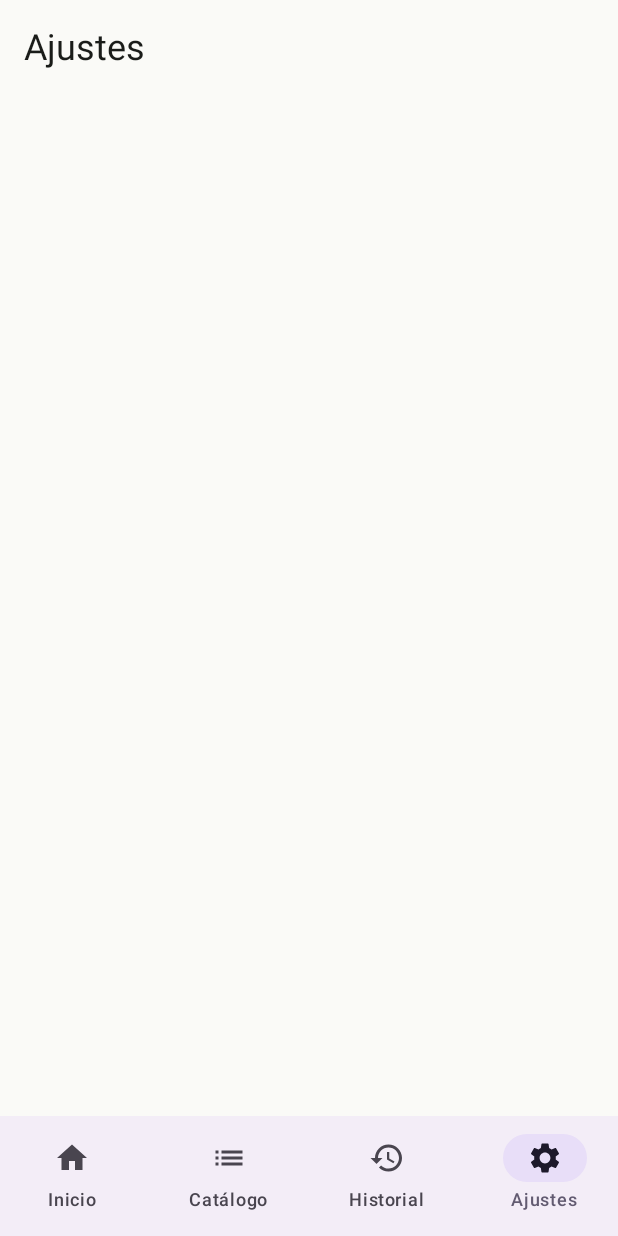
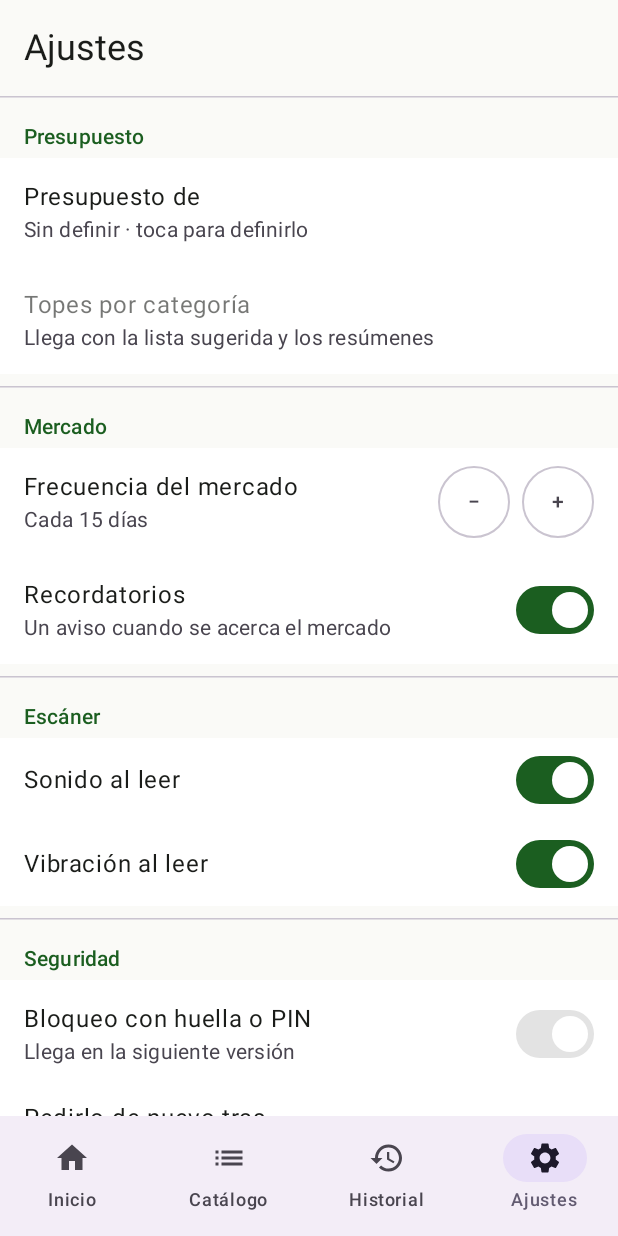
Before and after one commit to dannygetcode/App_Mercado, an Android app built with Jetpack Compose: the SettingsScreen screen opened through its navigation route, on a phone screen of 412 x 824 dp. Run offline under Robolectric (Android 15) with nearby library versions, the phone set to English and light mode, and no system bars; 3 statements that could not run were skipped.

Commit message:
L5-T6: ajustes con todas las secciones, presupuesto, escáner, mercado e importar catálogo JSON
Co-Authored-By: Claude Opus 5.5 <noreply@anthropic.com>

```diff
--- a/app/src/main/kotlin/co/daniel/mercado/ui/nav/MercadoNavHost.kt
+++ b/app/src/main/kotlin/co/daniel/mercado/ui/nav/MercadoNavHost.kt
@@ -2,14 +2,10 @@ package co.daniel.mercado.ui.nav
 
 import androidx.annotation.DrawableRes
 import androidx.annotation.StringRes
-import androidx.compose.foundation.layout.Box
 import androidx.compose.foundation.layout.WindowInsets
 import androidx.compose.foundation.layout.consumeWindowInsets
-import androidx.compose.foundation.layout.fillMaxSize
 import androidx.compose.foundation.layout.padding
-import androidx.compose.foundation.layout.statusBarsPadding
 import androidx.compose.material3.Icon
-import androidx.compose.material3.MaterialTheme
 import androidx.compose.material3.NavigationBar
 import androidx.compose.material3.NavigationBarItem
 import androidx.compose.material3.Scaffold
@@ -55,6 +51,8 @@ import co.daniel.mercado.ui.history.TripDetailViewModel
 import co.daniel.mercado.ui.home.HomeEffect
 import co.daniel.mercado.ui.home.HomeScreen
 import co.daniel.mercado.ui.home.HomeViewModel
+import co.daniel.mercado.ui.settings.SettingsScreen
+import co.daniel.mercado.ui.settings.SettingsViewModel
 import co.daniel.mercado.ui.trip.TripScreen
 import co.daniel.mercado.ui.trip.TripViewModel
 import kotlin.reflect.KClass
@@ -194,7 +192,11 @@ fun MercadoNavHost(
                 val detailState by detail.state.collectAsStateWithLifecycle()
                 TripDetailScreen(state = detailState, onEvent = detail::onEvent, onBack = { navController.popBackStack() })
             }
-            composable<SettingsRoute> { PendingScreen(R.string.nav_settings) }
+            composable<SettingsRoute> {
+                val settings: SettingsViewModel = viewModel(factory = SettingsViewModel.Factory)
+                val settingsState by settings.state.collectAsStateWithLifecycle()
+                SettingsScreen(state = settingsState, onEvent = settings::onEvent)
+            }
             composable<TripRoute> {
                 val trip: TripViewModel = viewModel(factory = TripViewModel.Factory)
                 TripScreen(
@@ -239,10 +241,3 @@ fun NavHostController.backToHome() {
         navigate(HomeRoute) { popUpTo(graph.id) { inclusive = true } }
     }
 }
-
-@Composable
-private fun PendingScreen(@StringRes title: Int) {
-    Box(Modifier.fillMaxSize().statusBarsPadding().padding(16.dp)) {
-        Text(stringResource(title), style = MaterialTheme.typography.headlineSmall)
-    }
-}
--- /dev/null
+++ b/app/src/main/kotlin/co/daniel/mercado/ui/settings/SettingsScreen.kt
@@ -0,0 +1,263 @@
+package co.daniel.mercado.ui.settings
+
+import androidx.activity.compose.rememberLauncherForActivityResult
+import androidx.activity.result.contract.ActivityResultContracts
+import androidx.compose.foundation.clickable
+import androidx.compose.foundation.layout.Arrangement
+import androidx.compose.foundation.layout.Column
+import androidx.compose.foundation.layout.PaddingValues
+import androidx.compose.foundation.layout.Row
+import androidx.compose.foundation.layout.fillMaxSize
+import androidx.compose.foundation.layout.fillMaxWidth
+import androidx.compose.foundation.layout.padding
+import androidx.compose.foundation.layout.size
+import androidx.compose.foundation.layout.statusBarsPadding
+import androidx.compose.foundation.rememberScrollState
+import androidx.compose.foundation.selection.toggleable
+import androidx.compose.foundation.verticalScroll
+import androidx.compose.material3.CircularProgressIndicator
+import androidx.compose.material3.FilterChip
+import androidx.compose.material3.HorizontalDivider
+import androidx.compose.material3.ListItem
+import androidx.compose.material3.MaterialTheme
+import androidx.compose.material3.OutlinedButton
+import androidx.compose.material3.Surface
+import androidx.compose.material3.Switch
+import androidx.compose.material3.Text
+import androidx.compose.material3.TextButton
+import androidx.compose.runtime.Composable
+import androidx.compose.ui.Alignment
+import androidx.compose.ui.Modifier
+import androidx.compose.ui.platform.LocalContext
+import androidx.compose.ui.res.pluralStringResource
+import androidx.compose.ui.res.stringResource
+import androidx.compose.ui.semantics.LiveRegionMode
+import androidx.compose.ui.semantics.Role
+import androidx.compose.ui.semantics.contentDescription
+import androidx.compose.ui.semantics.heading
+import androidx.compose.ui.semantics.liveRegion
+import androidx.compose.ui.semantics.semantics
+import androidx.compose.ui.tooling.preview.Preview
+import androidx.compose.ui.unit.dp
+import co.daniel.mercado.BuildConfig
+import co.daniel.mercado.R
+import co.daniel.mercado.data.seed.SeedError
+import co.daniel.mercado.data.settings.SettingsStore
+import co.daniel.mercado.domain.model.MonthStatus
+import co.daniel.mercado.domain.model.Pesos
+import co.daniel.mercado.domain.model.TrafficLight
+import co.daniel.mercado.domain.rules.MoneyFormat
+import co.daniel.mercado.ui.components.Dates
+import co.daniel.mercado.ui.components.KeypadBottomSheet
+import co.daniel.mercado.ui.components.ScreenTitle
+import co.daniel.mercado.ui.theme.MercadoTheme
+import java.time.YearMonth
+
+/** Ajustes (04-ux): Presupuesto, Mercado, Escáner, Seguridad, Datos y Acerca de. */
+@Composable
+fun SettingsScreen(state: SettingsUiState, onEvent: (SettingsEvent) -> Unit, modifier: Modifier = Modifier) {
+    val context = LocalContext.current
+    val pickCatalog = rememberLauncherForActivityResult(ActivityResultContracts.OpenDocument()) { uri ->
+        if (uri != null) onEvent(SettingsEvent.ImportCatalog { context.contentResolver.openInputStream(uri) })
+    }
+    val s = state.settings
+    Surface(modifier = modifier.fillMaxSize(), color = MaterialTheme.colorScheme.background) {
+        Column(Modifier.statusBarsPadding().verticalScroll(rememberScrollState()).padding(bottom = 24.dp)) {
+            ScreenTitle(stringResource(R.string.nav_settings))
+
+            Section(R.string.settings_budget)
+            val month = state.month
+            ListItem(
+                modifier = Modifier.clickable(onClick = { onEvent(SettingsEvent.EditBudget) }),
+                headlineContent = {
+                    Text(stringResource(R.string.settings_budget_month, month?.let { Dates.monthName(it.yearMonth) }.orEmpty()))
+                },
+                supportingContent = {
+                    val budget = month?.budget
+                    Text(
+                        when {
+                            budget == null -> stringResource(R.string.settings_budget_none)
+                            month.inherited -> stringResource(R.string.settings_budget_inherited, MoneyFormat.format(budget))
+                            else -> MoneyFormat.format(budget)
+                        },
+                    )
+                },
+            )
+            DisabledRow(R.string.settings_category_caps, R.string.settings_coming_l7)
+
+            Section(R.string.settings_market)
+            FrequencyRow(s.shoppingFrequencyDays, onChange = { onEvent(SettingsEvent.FrequencyDays(it)) })
+            SwitchRow(R.string.settings_reminders, R.string.settings_reminders_hint, s.remindersEnabled) {
+                onEvent(SettingsEvent.Reminders(it))
+            }
+
+            Section(R.string.settings_scanner)
+            SwitchRow(R.string.settings_scan_sound, null, s.scanSound) { onEvent(SettingsEvent.ScanSound(it)) }
+            SwitchRow(R.string.settings_scan_vibration, null, s.scanVibration) { onEvent(SettingsEvent.ScanVibration(it)) }
+
+            Section(R.string.settings_security)
+            SwitchRow(R.string.settings_lock, R.string.settings_coming_l6, s.lockEnabled, enabled = false) {}
+            ListItem(
+                headlineContent = { Text(stringResource(R.string.settings_grace)) },
+                supportingContent = {
+                    Row(horizontalArrangement = Arrangement.spacedBy(8.dp)) {
+                        SettingsStore.GRACE_OPTIONS.sorted().forEach { minutes ->
+                            FilterChip(
+                                selected = s.lockGraceMinutes == minutes,
+                                onClick = {},
+                                enabled = false,
+                                label = { Text(stringResource(R.string.settings_grace_minutes, minutes)) },
+                            )
+                        }
+                    }
+                },
+            )
+            SwitchRow(R.string.settings_secure_screen, R.string.settings_coming_l6, s.secureScreen, enabled = false) {}
+
+            Section(R.string.settings_data)
+            DisabledRow(R.string.settings_export_backup, R.string.settings_coming_l6)
+            DisabledRow(R.string.settings_restore_backup, R.string.settings_coming_l6)
+            ListItem(
+                headlineContent = { Text(stringResource(R.string.settings_last_backup)) },
+                supportingContent = {
+                    Text(if (s.lastBackupAt > 0) Dates.dayMonthYear(s.lastBackupAt) else stringResource(R.string.settings_never))
+                },
+            )
+            ListItem(
+                modifier = Modifier.clickable(enabled = !state.importing) {
+                    pickCatalog.launch(arrayOf("application/json", "text/plain", "application/octet-stream"))
+                },
+                headlineContent = { Text(stringResource(R.string.settings_import_catalog)) },
+                supportingContent = { Text(stringResource(R.string.settings_import_catalog_hint)) },
+                trailingContent = if (state.importing) {
+                    { CircularProgressIndicator(Modifier.size(24.dp)) }
+                } else {
+                    null
+                },
+            )
+            state.importMessage?.let { ImportResult(it, onDismiss = { onEvent(SettingsEvent.DismissImportMessage) }) }
+
+            Section(R.string.settings_about)
+            ListItem(
+                headlineContent = { Text(stringResource(R.string.app_name)) },
+                supportingContent = { Text(stringResource(R.string.settings_version, BuildConfig.VERSION_NAME)) },
+            )
+            ListItem(headlineContent = { Text(stringResource(R.string.no_internet_note)) })
+        }
+    }
+    if (state.budgetSheet) {
+        KeypadBottomSheet(
+            title = stringResource(R.string.budget_title, state.month?.let { Dates.monthName(it.yearMonth) }.orEmpty()),
+            actionLabel = stringResource(R.string.save),
+            initial = state.month?.budget,
+            hint = stringResource(R.string.budget_hint),
+            onSubmit = { onEvent(SettingsEvent.SaveBudget(it)) },
+            onDismiss = { onEvent(SettingsEvent.DismissSheet) },
+        )
+    }
+}
+
+@Composable
+private fun Section(title: Int) {
+    HorizontalDivider(Modifier.padding(top = 8.dp))
+    Text(
+        text = stringResource(title),
+        style = MaterialTheme.typography.titleSmall,
+        color = MaterialTheme.colorScheme.primary,
+        modifier = Modifier.padding(start = 16.dp, end = 16.dp, top = 16.dp, bottom = 4.dp).semantics { heading() },
+    )
+}
+
+@Composable
+private fun SwitchRow(title: Int, hint: Int?, checked: Boolean, enabled: Boolean = true, onChange: (Boolean) -> Unit) {
+    ListItem(
+        modifier = Modifier.toggleable(value = checked, enabled = enabled, role = Role.Switch, onValueChange = onChange),
+        headlineContent = { Text(stringResource(title)) },
+        supportingContent = hint?.let { { Text(stringResource(it)) } },
+        trailingContent = { Switch(checked = checked, onCheckedChange = null, enabled = enabled) },
+    )
+}
+
+@Composable
+private fun DisabledRow(title: Int, hint: Int) {
+    ListItem(
+        headlineContent = { Text(stringResource(title), color = MaterialTheme.colorScheme.onSurface.copy(alpha = 0.6f)) },
+        supportingContent = { Text(stringResource(hint)) },
+    )
+}
+
+@Composable
+private fun FrequencyRow(days: Int, onChange: (Int) -> Unit) {
+    val label = pluralStringResource(R.plurals.settings_frequency_days, days, days)
+    ListItem(
+        headlineContent = { Text(stringResource(R.string.settings_frequency)) },
+        supportingContent = { Text(label) },
+        trailingContent = {
+            Row(verticalAlignment = Alignment.CenterVertically) {
+                val less = stringResource(R.string.settings_frequency_less)
+                val more = stringResource(R.string.settings_frequency_more)
+                OutlinedButton(
+                    onClick = { onChange(days - 1) },
+                    enabled = days > SettingsStore.FREQUENCY_RANGE.first,
+                    modifier = Modifier.size(48.dp).semantics { contentDescription = less },
+                    contentPadding = PaddingValues(0.dp),
+                ) { Text("−") }
+                OutlinedButton(
+                    onClick = { onChange(days + 1) },
+                    enabled = days < SettingsStore.FREQUENCY_RANGE.last,
+                    modifier = Modifier.padding(start = 8.dp).size(48.dp).semantics { contentDescription = more },
+                    contentPadding = PaddingValues(0.dp),
+                ) { Text("+") }
+            }
+        },
+    )
+}
+
+@Composable
+private fun ImportResult(message: ImportMessage, onDismiss: () -> Unit) {
+    val text = when (message) {
+        is ImportMessage.Imported -> stringResource(R.string.import_ok, message.created, message.updated)
+        ImportMessage.Unreadable -> stringResource(R.string.import_unreadable)
+        is ImportMessage.Invalid -> {
+            val position = (message.index ?: 0) + 1
+            when (message.error) {
+                SeedError.TOO_LARGE -> stringResource(R.string.import_too_large)
+                SeedError.MALFORMED -> stringResource(R.string.import_malformed)
+                SeedError.UNSUPPORTED_VERSION -> stringResource(R.string.import_version)
+                SeedError.TOO_MANY_PRODUCTS -> stringResource(R.string.import_too_many)
+                SeedError.INVALID_NAME -> stringResource(R.string.import_invalid_name, position)
+                SeedError.INVALID_CATEGORY -> stringResource(R.string.import_invalid_category, position)
+                SeedError.INVALID_UNIT -> stringResource(R.string.import_invalid_unit, position)
+                SeedError.INVALID_PRICE -> stringResource(R.string.import_invalid_price, position)
+                SeedError.INVALID_BARCODE -> stringResource(R.string.import_invalid_barcode, position)
+                SeedError.DUPLICATE_BARCODE -> stringResource(R.string.import_duplicate_barcode, position)
+            } + " " + stringResource(R.string.import_nothing_written)
+        }
+    }
+    val isError = message !is ImportMessage.Imported
+    Row(
+        Modifier.fillMaxWidth().padding(horizontal = 16.dp).semantics { liveRegion = LiveRegionMode.Polite },
+        verticalAlignment = Alignment.CenterVertically,
+    ) {
+        Text(
+            text = text,
+            modifier = Modifier.weight(1f),
+            color = if (isError) MaterialTheme.colorScheme.error else MaterialTheme.colorScheme.primary,
+        )
+        TextButton(onClick = onDismiss) { Text(stringResource(R.string.keypad_ok)) }
+    }
+}
+
+@Preview(heightDp = 1600)
+@Composable
+private fun SettingsPreview() {
+    MercadoTheme {
+        SettingsScreen(
+            SettingsUiState(
+                month = MonthStatus(YearMonth.of(2026, 11), Pesos(900_000), Pesos(0), Pesos(900_000), TrafficLight.GREEN, inherited = true),
+                importMessage = ImportMessage.Invalid(SeedError.INVALID_PRICE, 4),
+            ),
+            {},
+        )
+    }
+}
--- /dev/null
+++ b/app/src/main/kotlin/co/daniel/mercado/ui/settings/SettingsViewModel.kt
@@ -0,0 +1,125 @@
+package co.daniel.mercado.ui.settings
+
+import androidx.lifecycle.ViewModel
+import androidx.lifecycle.ViewModelProvider
+import androidx.lifecycle.viewModelScope
+import androidx.lifecycle.viewmodel.initializer
+import androidx.lifecycle.viewmodel.viewModelFactory
+import co.daniel.mercado.MercadoApp
+import co.daniel.mercado.data.seed.SeedError
+import co.daniel.mercado.data.seed.SeedResult
+import co.daniel.mercado.data.settings.Settings
+import co.daniel.mercado.data.settings.SettingsStore
+import co.daniel.mercado.di.DataGraph
+import co.daniel.mercado.domain.model.MonthStatus
+import co.daniel.mercado.domain.model.Pesos
+import kotlinx.coroutines.CoroutineDispatcher
+import kotlinx.coroutines.Dispatchers
+import kotlinx.coroutines.flow.MutableStateFlow
+import kotlinx.coroutines.flow.StateFlow
+import kotlinx.coroutines.flow.asStateFlow
+import kotlinx.coroutines.flow.update
+import kotlinx.coroutines.launch
+import kotlinx.coroutines.withContext
+import java.io.IOException
+import java.io.InputStream
+
+sealed interface ImportMessage {
+    data class Imported(val created: Int, val updated: Int) : ImportMessage
+
+    /** [index] desde 0, como lo da el importador. */
+    data class Invalid(val error: SeedError, val index: Int?) : ImportMessage
+    data object Unreadable : ImportMessage
+}
+
+data class SettingsUiState(
+    val settings: Settings = Settings(),
+    val month: MonthStatus? = null,
+    val budgetSheet: Boolean = false,
+    val importing: Boolean = false,
+    val importMessage: ImportMessage? = null,
+)
+
+sealed interface SettingsEvent {
+    data object EditBudget : SettingsEvent
+    data class SaveBudget(val amount: Pesos) : SettingsEvent
+    data object DismissSheet : SettingsEvent
+    data class ScanSound(val on: Boolean) : SettingsEvent
+    data class ScanVibration(val on: Boolean) : SettingsEvent
+    data class FrequencyDays(val days: Int) : SettingsEvent
+    data class Reminders(val on: Boolean) : SettingsEvent
+
+    /** [open] abre el archivo elegido; nulo si el sistema no lo entrega. */
+    data class ImportCatalog(val open: () -> InputStream?) : SettingsEvent
+    data object DismissImportMessage : SettingsEvent
+}
+
+/**
+ * Ajustes (04-ux). Presupuesto, mercado, escáner e importar catálogo funcionan; seguridad y
+ * respaldo se muestran y se conectan en L6.
+ */
+class SettingsViewModel(
+    private val graph: suspend () -> DataGraph,
+    private val store: SettingsStore,
+    private val io: CoroutineDispatcher = Dispatchers.IO,
+) : ViewModel() {
+
+    private val _state = MutableStateFlow(SettingsUiState())
+    val state: StateFlow<SettingsUiState> = _state.asStateFlow()
+
+    init {
+        viewModelScope.launch { store.settings.collect { s -> _state.update { it.copy(settings = s) } } }
+        viewModelScope.launch { graph().observeMonthStatus().collect { m -> _state.update { it.copy(month = m) } } }
+    }
+
+    fun onEvent(event: SettingsEvent) {
+        when (event) {
+            SettingsEvent.EditBudget -> _state.update { it.copy(budgetSheet = true) }
+            is SettingsEvent.SaveBudget -> {
+                _state.update { it.copy(budgetSheet = false) }
+                if (event.amount.isPositive) viewModelScope.launch { graph().setMonthlyBudget(event.amount) }
+            }
+            SettingsEvent.DismissSheet -> _state.update { it.copy(budgetSheet = false) }
+            is SettingsEvent.ScanSound -> viewModelScope.launch { store.setScanSound(event.on) }
+            is SettingsEvent.ScanVibration -> viewModelScope.launch { store.setScanVibration(event.on) }
+            is SettingsEvent.FrequencyDays -> viewModelScope.launch {
+                store.setShoppingFrequencyDays(event.days.coerceIn(SettingsStore.FREQUENCY_RANGE))
+            }
+            is SettingsEvent.Reminders -> viewModelScope.launch { store.setRemindersEnabled(event.on) }
+            is SettingsEvent.ImportCatalog -> importCatalog(event.open)
+            SettingsEvent.DismissImportMessage -> _state.update { it.copy(importMessage = null) }
+        }
+    }
+
+    private fun importCatalog(open: () -> InputStream?) {
+        if (_state.value.importing) return
+        _state.update { it.copy(importing = true, importMessage = null) }
+        viewModelScope.launch {
+            val importer = graph().seedImporter
+            val message = withContext(io) {
+                try {
+                    open()?.use { input ->
+                        when (val result = importer.import(input)) {
+                            is SeedResult.Imported -> ImportMessage.Imported(result.created, result.updated)
+                            is SeedResult.Invalid -> ImportMessage.Invalid(result.error, result.index)
+                        }
+                    } ?: ImportMessage.Unreadable
+                } catch (_: IOException) {
+                    ImportMessage.Unreadable
+                } catch (_: SecurityException) {
+                    ImportMessage.Unreadable
+                }
+            }
+            _state.update { it.copy(importing = false, importMessage = message) }
+        }
+    }
+
+    companion object {
+        val Factory: ViewModelProvider.Factory = viewModelFactory {
+            initializer {
+                val app = this[ViewModelProvider.AndroidViewModelFactory.APPLICATION_KEY] as MercadoApp
+                SettingsViewModel(app.container::data, app.container.settings)
+            }
+        }
+    }
+}
--- a/app/src/main/res/values/strings.xml
+++ b/app/src/main/res/values/strings.xml
@@ -166,4 +166,52 @@
     <string name="trip_detail_paid">Total pagado según el recibo</string>
     <string name="trip_detail_paid_hint">Si lo escribes, es lo que cuenta como gasto del mes. Deja $0 para quitarlo.</string>
     <string name="trip_detail_qty">%1$d × %2$s</string>
+    <string name="settings_budget">Presupuesto</string>
+    <string name="settings_budget_month">Presupuesto de %s</string>
+    <string name="settings_budget_none">Sin definir · toca para definirlo</string>
+    <string name="settings_budget_inherited">%s · del mes anterior</string>
+    <string name="settings_category_caps">Topes por categoría</string>
+    <string name="settings_coming_l7">Llega con la lista sugerida y los resúmenes</string>
+    <string name="settings_coming_l6">Llega en la siguiente versión</string>
+    <string name="settings_market">Mercado</string>
+    <string name="settings_frequency">Frecuencia del mercado</string>
+    <plurals name="settings_frequency_days">
+        <item quantity="one">Cada %d día</item>
+        <item quantity="other">Cada %d días</item>
+    </plurals>
+    <string name="settings_frequency_less">Menos días</string>
+    <string name="settings_frequency_more">Más días</string>
+    <string name="settings_reminders">Recordatorios</string>
+    <string name="settings_reminders_hint">Un aviso cuando se acerca el mercado</string>
+    <string name="settings_scanner">Escáner</string>
+    <string name="settings_scan_sound">Sonido al leer</string>
+    <string name="settings_scan_vibration">Vibración al leer</string>
+    <string name="settings_security">Seguridad</string>
+    <string name="settings_lock">Bloqueo con huella o PIN</string>
+    <string name="settings_grace">Pedirlo de nuevo tras</string>
+    <string name="settings_grace_minutes">%d min</string>
+    <string name="settings_secure_screen">Ocultar en recientes y bloquear capturas</string>
+    <string name="settings_data">Datos</string>
+    <string name="settings_export_backup">Exportar respaldo</string>
+    <string name="settings_restore_backup">Restaurar respaldo</string>
+    <string name="settings_last_backup">Último respaldo</string>
+    <string name="settings_never">Nunca</string>
+    <string name="settings_import_catalog">Importar catálogo (JSON)</string>
+    <string name="settings_import_catalog_hint">Agrega o actualiza productos desde un archivo</string>
+    <string name="settings_about">Acerca de</string>
+    <string name="settings_version">Versión %s</string>
+    <string name="no_internet_note">Esta app no tiene acceso a internet</string>
+    <string name="import_ok">Catálogo importado: %1$d nuevos, %2$d actualizados.</string>
+    <string name="import_unreadable">No se pudo leer el archivo.</string>
+    <string name="import_too_large">El archivo pasa de 2 MB.</string>
+    <string name="import_malformed">El archivo no es un catálogo JSON válido.</string>
+    <string name="import_version">La versión del catálogo no es compatible.</string>
+    <string name="import_too_many">El catálogo tiene más de 5.000 productos.</string>
+    <string name="import_invalid_name">Producto %d: el nombre debe tener de 1 a 80 letras.</string>
+    <string name="import_invalid_category">Producto %d: categoría no válida.</string>
+    <string name="import_invalid_unit">Producto %d: la unidad debe ser UNIT o KG.</string>
+    <string name="import_invalid_price">Producto %d: precio fuera de rango.</string>
+    <string name="import_invalid_barcode">Producto %d: código de barras no válido.</string>
+    <string name="import_duplicate_barcode">Producto %d: su código ya está en otro producto del archivo.</string>
+    <string name="import_nothing_written">No se importó nada.</string>
 </resources>
```
Also changed, not shown: 3 other files.
